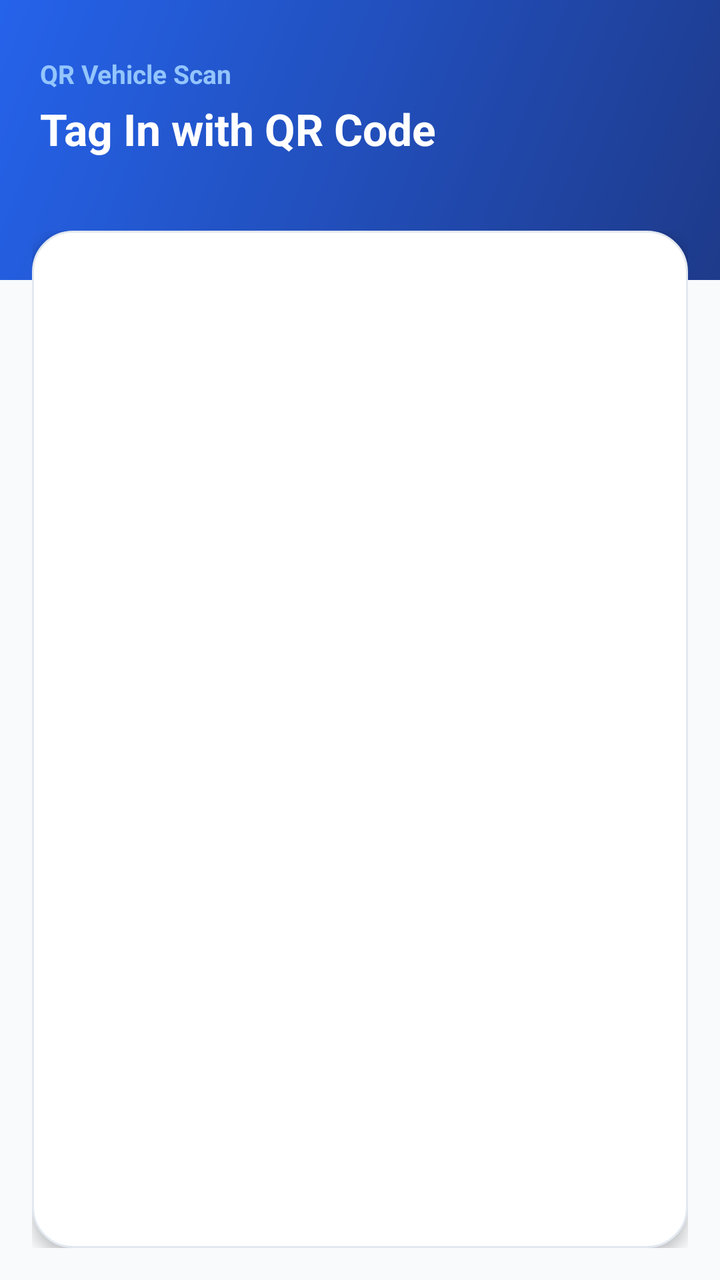
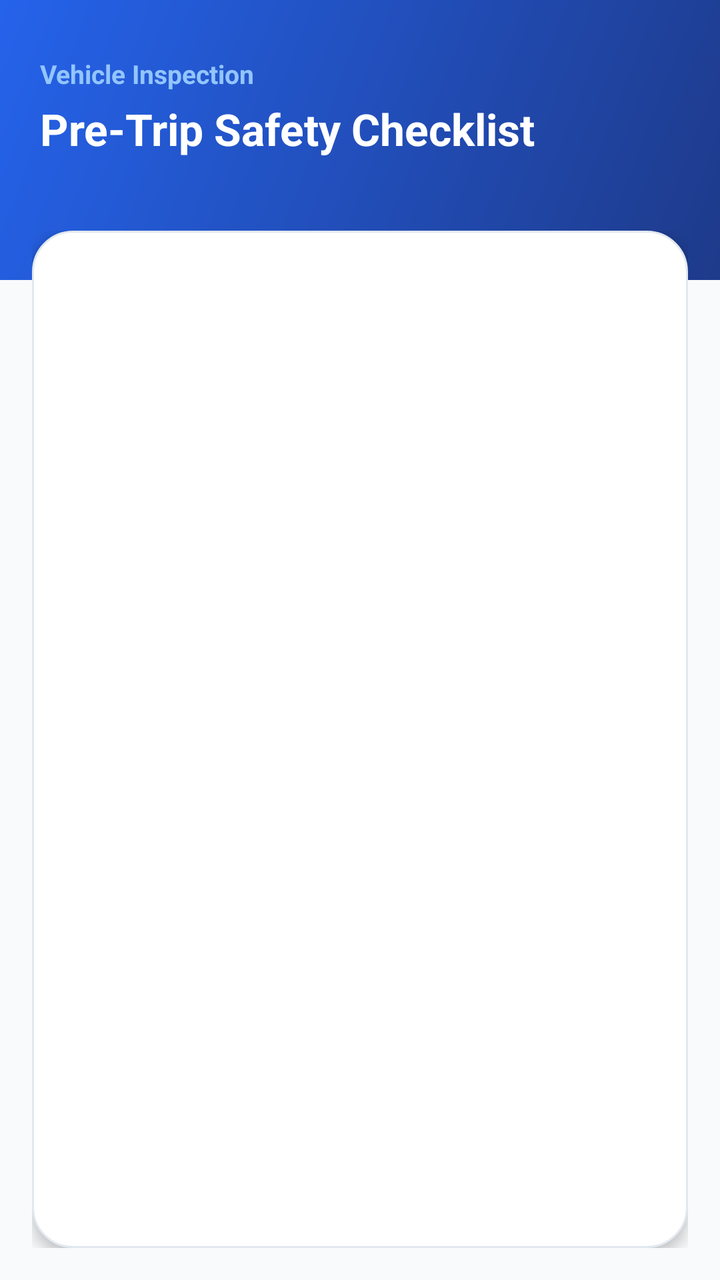

Before-and-after screenshots of an Android layout around one commit, followed by the original layout XML and the change that was made.
<!-- AndroidManifest.xml: application theme AppTheme -->
<!-- res/layout/activity_tagin.xml -->
<?xml version="1.0" encoding="utf-8"?>
<RelativeLayout xmlns:android="http://schemas.android.com/apk/res/android"
    android:id="@+id/activity_checklist"
    android:layout_width="match_parent"
    android:layout_height="match_parent"
    android:background="#F8FAFC">

    
    <LinearLayout
        android:id="@+id/header_container"
        android:layout_width="match_parent"
        android:layout_height="140dp"
        android:background="@drawable/bg_header_blue"
        android:orientation="vertical"
        android:paddingHorizontal="20dp"
        android:paddingTop="28dp">

        <TextView
            android:layout_width="wrap_content"
            android:layout_height="wrap_content"
            android:text="QR Vehicle Scan"
            android:textColor="#93C5FD"
            android:textSize="13sp"
            android:textStyle="bold" />

        <TextView
            android:layout_width="wrap_content"
            android:layout_height="wrap_content"
            android:layout_marginTop="4dp"
            android:text="Tag In with QR Code"
            android:textColor="#FFFFFF"
            android:textSize="22sp"
            android:textStyle="bold" />
    </LinearLayout>

    <LinearLayout
        android:id="@+id/main_layout"
        android:layout_width="match_parent"
        android:layout_height="match_parent"
        android:layout_below="@id/header_container"
        android:layout_marginTop="-25dp"
        android:orientation="vertical"
        android:paddingHorizontal="16dp"
        android:paddingBottom="16dp">

        <LinearLayout
            android:layout_width="match_parent"
            android:layout_height="match_parent"
            android:background="@drawable/bg_login_card"
            android:elevation="4dp"
            android:orientation="vertical"
            android:padding="16dp">

            <ListView
                android:id="@+id/listRules"
                android:layout_width="match_parent"
                android:layout_height="wrap_content"
                android:divider="@null"
                android:dividerHeight="8dp" />

            <ScrollView
                android:layout_width="match_parent"
                android:layout_height="wrap_content"
                android:layout_marginTop="12dp">

                <LinearLayout
                    android:id="@+id/image_container"
                    android:layout_width="match_parent"
                    android:layout_height="wrap_content"
                    android:orientation="vertical" />
            </ScrollView>

        </LinearLayout>
    </LinearLayout>
</RelativeLayout>
<!-- resources referenced by this layout -->
<resources>
  <!-- drawable bg_header_blue (drawable) -->
  <?xml version="1.0" encoding="utf-8"?>
  <shape xmlns:android="http://schemas.android.com/apk/res/android">
      <gradient
          android:startColor="#1E3A8A"
          android:endColor="#2563EB"
          android:angle="135"/>
  </shape>
  <!-- drawable bg_login_card (drawable) -->
  <?xml version="1.0" encoding="utf-8"?>
  <shape xmlns:android="http://schemas.android.com/apk/res/android">
      <solid android:color="#FFFFFF" />
      <corners android:radius="20dp" />
      <stroke android:width="1dp" android:color="#E2E8F0" />
  </shape>
  <style name="AppTheme" parent="Theme.AppCompat.Light.DarkActionBar">
          
          <item name="colorPrimary">@color/colorPrimary</item>
          <item name="colorPrimaryDark">@color/colorPrimaryDark</item>
          <item name="colorAccent">@color/colorAccent</item>
      </style>
  <color name="colorPrimary">#3F51B5</color>
  <color name="colorPrimaryDark">#303F9F</color>
  <color name="colorAccent">#6495ED</color>
</resources>

<!-- the commit's change to res/layout/activity_tagin.xml (unified diff, before → after) -->
@@ -18,7 +18,7 @@
         <TextView
             android:layout_width="wrap_content"
             android:layout_height="wrap_content"
-            android:text="QR Vehicle Scan"
+            android:text="Vehicle Inspection"
             android:textColor="#93C5FD"
             android:textSize="13sp"
             android:textStyle="bold" />
@@ -27,7 +27,7 @@
             android:layout_width="wrap_content"
             android:layout_height="wrap_content"
             android:layout_marginTop="4dp"
-            android:text="Tag In with QR Code"
+            android:text="Pre-Trip Safety Checklist"
             android:textColor="#FFFFFF"
             android:textSize="22sp"
             android:textStyle="bold" />
